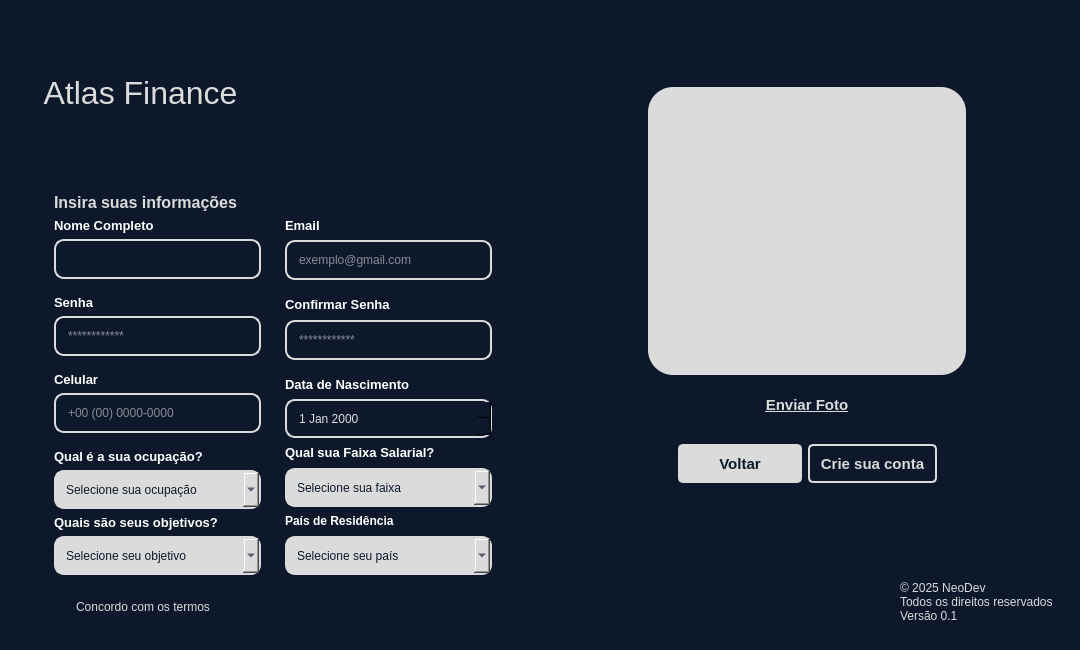
Before: the Qt Designer form ui/CadastroWindow.ui in kawlu/Atlas-Finance, drawn with Qt 5.
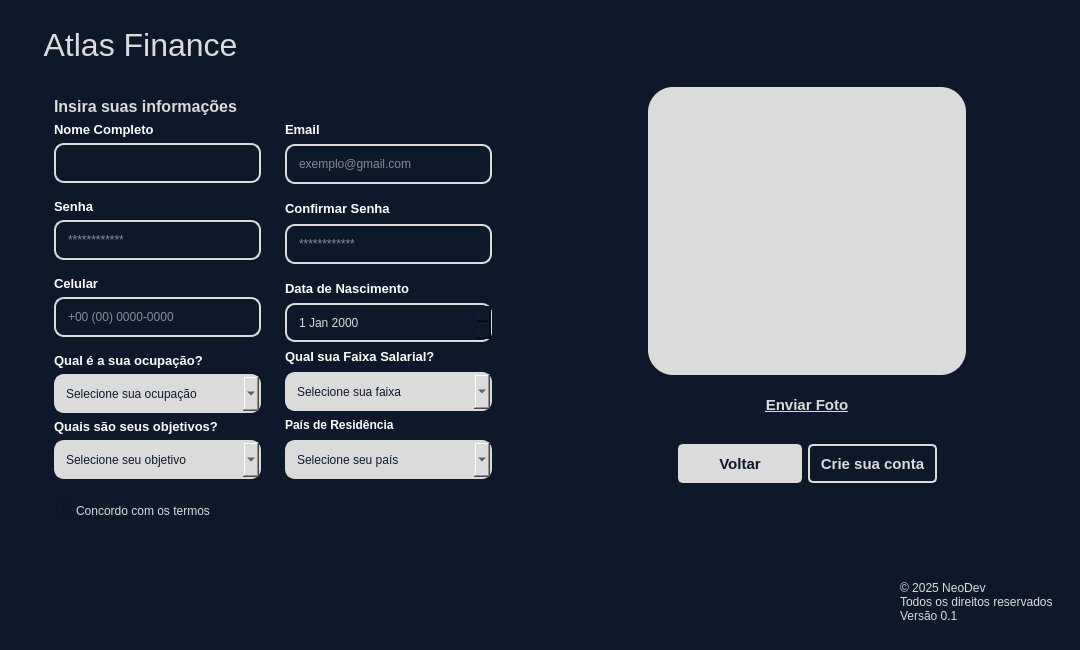
After: the same form once the commit is applied. Icons and pictures are not drawn.

Commit message: Versão 1.01

```diff
--- a/ui/CadastroWindow.ui
+++ b/ui/CadastroWindow.ui
@@ -523,6 +523,19 @@
                </property>
               </widget>
              </item>
+             <item>
+              <spacer name="verticalSpacer_2">
+               <property name="orientation">
+                <enum>Qt::Vertical</enum>
+               </property>
+               <property name="sizeHint" stdset="0">
+                <size>
+                 <width>20</width>
+                 <height>40</height>
+                </size>
+               </property>
+              </spacer>
+             </item>
             </layout>
            </widget>
           </item>
```
The commit also changes 2 other files.
